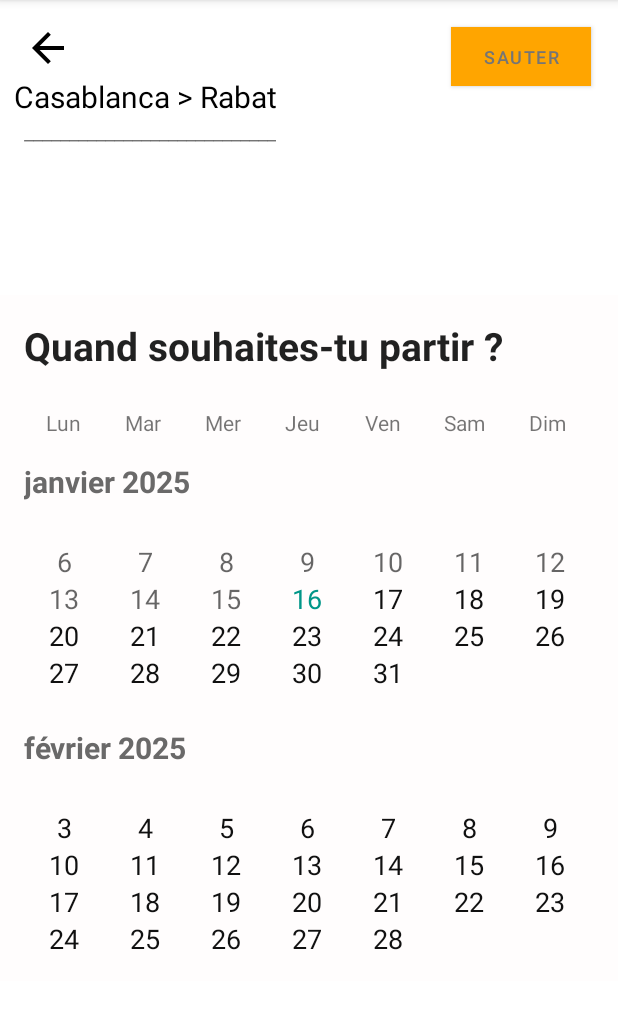
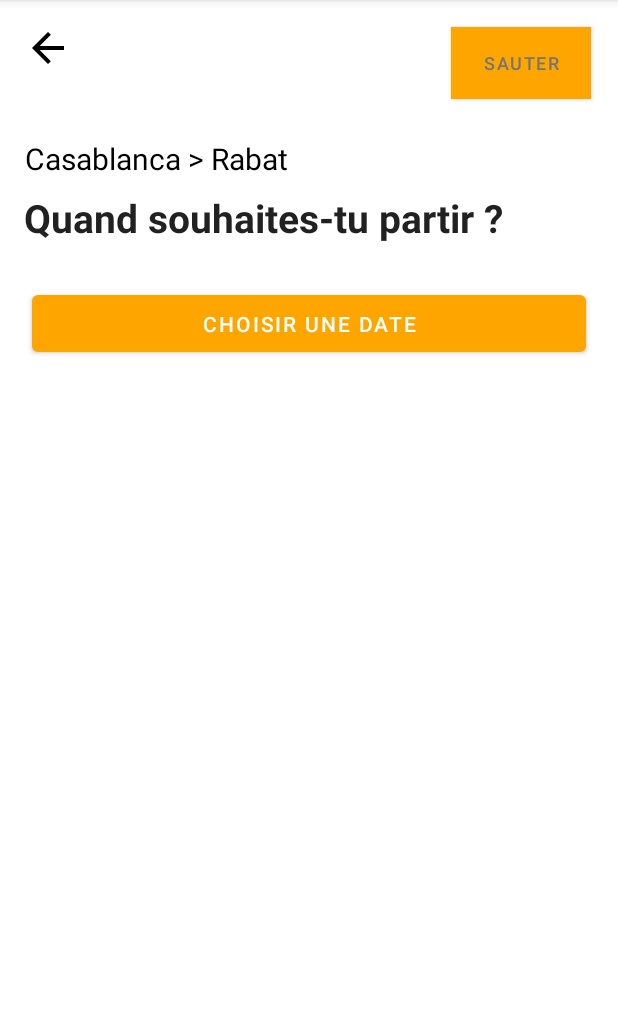
Before and after one commit to anas6890/Application-mobile-DINI-M3AK, an Android app: the Page8Activity screen opened directly, with no data from a screen before it, on a phone screen of 412 x 824 dp, the part 84-1093 px from its top. Run offline under Robolectric (Android 15) with nearby library versions, the phone set to English and light mode, and no system bars; Roboto replaces fonts that are not available here.

Commit message:
added Calendar at page8

```diff
--- a/app/src/main/java/com/example/dinim3ak/Page14Activity.java
+++ b/app/src/main/java/com/example/dinim3ak/Page14Activity.java
@@ -14,12 +14,13 @@ public class Page14Activity extends AppCompatActivity {
     }
 
     public void on_publier_covoiturage_click(View view){
-        Intent i = new Intent(this, Page5Activity.class);
+        Intent i = new Intent(this, Page15Activity.class);
         this.startActivity(i);
     }
 
     public void goToPassager(View view){
-
+        Intent i = new Intent(this, Page5Activity.class);
+        this.startActivity(i);
     }
     public void goToConducteur(View view){
 
--- a/app/src/main/java/com/example/dinim3ak/Page7Activity.java
+++ b/app/src/main/java/com/example/dinim3ak/Page7Activity.java
@@ -66,4 +66,6 @@ public class Page7Activity extends AppCompatActivity {
 
 
     }
+
+
 }
--- a/app/src/main/java/com/example/dinim3ak/Page8Activity.java
+++ b/app/src/main/java/com/example/dinim3ak/Page8Activity.java
@@ -2,16 +2,48 @@ package com.example.dinim3ak;
 
 import android.content.Intent;
 import android.os.Bundle;
+import android.view.View;
 import android.widget.Button;
 import android.widget.ImageView;
+import android.widget.Toast;
 
 import androidx.appcompat.app.AppCompatActivity;
+
+import com.google.android.material.datepicker.MaterialDatePicker;
+
+import java.text.SimpleDateFormat;
+import java.util.Date;
+import java.util.Locale;
 
 public class Page8Activity extends AppCompatActivity {
     @Override
     protected void onCreate(Bundle savedInstanceState) {
         super.onCreate(savedInstanceState);
-        setContentView(R.layout.page8);
+        setContentView(R.layout.newpage8);
+
+        Button selectDate = findViewById(R.id.selectDate);
+        selectDate.setOnClickListener(new View.OnClickListener() {
+            @Override
+            public void onClick(View v) {
+                MaterialDatePicker<Long> datePicker = MaterialDatePicker.Builder.datePicker()
+                        .setTitleText("Quand souhaites-tu partir ?")
+                        .build();
+
+                // Show the picker
+                datePicker.show(getSupportFragmentManager(), "DATE_PICKER");
+
+                // Handle the result
+                datePicker.addOnPositiveButtonClickListener(selection -> {
+                    String selectedDate = new SimpleDateFormat("dd MMM yyyy", Locale.getDefault())
+                            .format(new Date(selection));
+
+                    Intent i = new Intent(Page8Activity.this, Page9Activity.class);
+                    startActivity(i);
+                });
+            }
+        });
+
+
 
         ImageView backIcon = findViewById(R.id.backButton8);
 
--- /dev/null
+++ b/app/src/main/res/layout/newpage8.xml
@@ -0,0 +1,73 @@
+<?xml version="1.0" encoding="utf-8"?>
+<androidx.constraintlayout.widget.ConstraintLayout xmlns:android="http://schemas.android.com/apk/res/android"
+    xmlns:app="http://schemas.android.com/apk/res-auto"
+    xmlns:tools="http://schemas.android.com/tools"
+    android:layout_width="match_parent"
+             android:layout_height="match_parent">
+
+    <TextView
+        android:id="@+id/mainTitle2"
+        android:layout_width="wrap_content"
+        android:layout_height="wrap_content"
+        android:layout_marginTop="8dp"
+        android:text="Quand souhaites-tu partir ?"
+        android:textAppearance="@style/TextAppearance.AppCompat.Large"
+        android:textSize="26sp"
+        android:textStyle="bold"
+        app:layout_constraintEnd_toEndOf="parent"
+        app:layout_constraintHorizontal_bias="0.172"
+        app:layout_constraintStart_toStartOf="parent"
+        app:layout_constraintTop_toBottomOf="@+id/tripText2" />
+
+    <Button
+        android:id="@+id/button8"
+        android:layout_width="93dp"
+        android:layout_height="48dp"
+        android:layout_marginStart="252dp"
+        android:layout_marginTop="18dp"
+        android:layout_marginEnd="18dp"
+        android:background="#FDFDFD"
+        android:text="Sauter"
+        android:textColor="#757575"
+        android:textSize="12sp"
+        app:layout_constraintEnd_toEndOf="parent"
+        app:layout_constraintStart_toEndOf="@+id/backButton8"
+        app:layout_constraintTop_toTopOf="parent" />
+
+    <ImageView
+        android:id="@+id/backButton8"
+        android:layout_width="32dp"
+        android:layout_height="32dp"
+        android:layout_marginStart="16dp"
+        android:layout_marginTop="16dp"
+        android:contentDescription="@string/goback"
+        android:src="@drawable/ic_back"
+        app:layout_constraintStart_toStartOf="parent"
+        app:layout_constraintTop_toTopOf="parent" />
+
+    <TextView
+        android:id="@+id/tripText2"
+        android:layout_width="191dp"
+        android:layout_height="wrap_content"
+        android:layout_marginStart="22dp"
+        android:layout_marginTop="44dp"
+        android:layout_marginEnd="211dp"
+        android:text="Casablanca > Rabat"
+        android:textAppearance="@style/TextAppearance.AppCompat.Large"
+        android:textColor="#000000"
+        android:textSize="20sp"
+        app:layout_constraintEnd_toEndOf="parent"
+        app:layout_constraintHorizontal_bias="0.461"
+        app:layout_constraintStart_toStartOf="parent"
+        app:layout_constraintTop_toBottomOf="@+id/backButton8" />
+
+    <Button
+        android:id="@+id/selectDate"
+        android:layout_width="369dp"
+        android:layout_height="50dp"
+        android:layout_marginTop="28dp"
+        android:text="Choisir une date"
+        app:layout_constraintEnd_toEndOf="parent"
+        app:layout_constraintStart_toStartOf="parent"
+        app:layout_constraintTop_toBottomOf="@+id/mainTitle2" />
+</androidx.constraintlayout.widget.ConstraintLayout>
--- a/app/src/main/res/layout/page17.xml
+++ b/app/src/main/res/layout/page17.xml
@@ -503,6 +503,8 @@
 
             </TableLayout>
 
+
+
         </LinearLayout>
 
     </ScrollView>
--- a/app/src/main/res/layout/page8.xml
+++ b/app/src/main/res/layout/page8.xml
@@ -543,4 +543,6 @@
         app:layout_constraintHorizontal_bias="1.0"
         app:layout_constraintStart_toStartOf="parent"
         app:layout_constraintTop_toBottomOf="@+id/backButton8" />
+
+
 </androidx.constraintlayout.widget.ConstraintLayout>
```
Also changed, not shown: app/src/main/java/com/example/dinim3ak/Page17Activity.java (+8 -0 lines).
